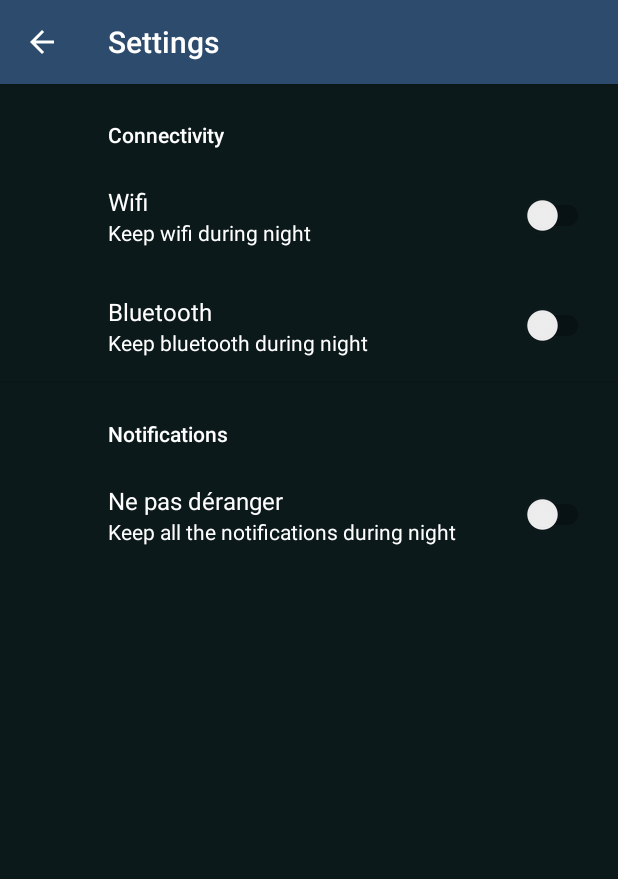
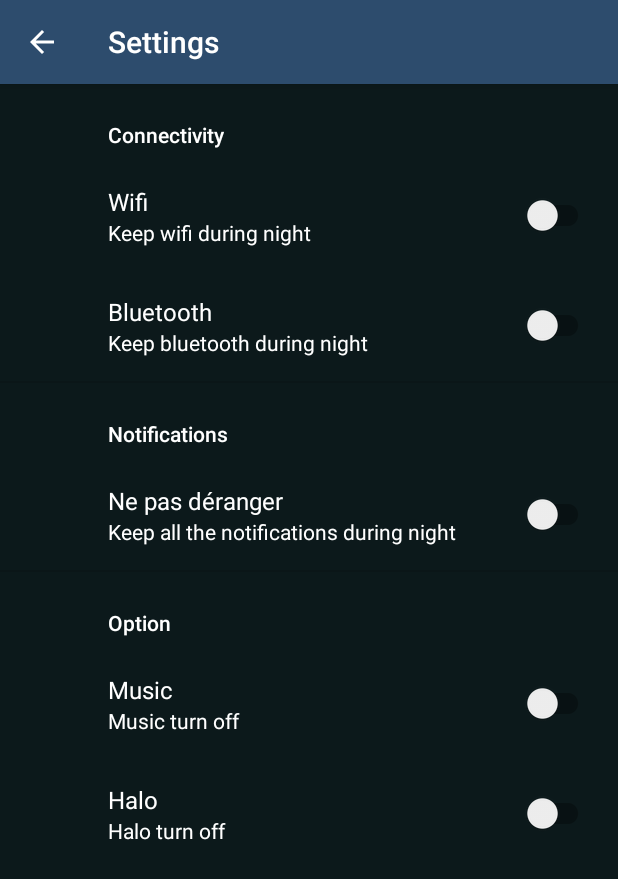
Before and after one commit to Sleewell/POC-Sleewell, an Android app: the screen it shows after launch (SettingsActivity), after a tap on "Settings", on a phone screen of 412 x 824 dp. Shown: the top 879 px of the screen. Run offline under Robolectric (Android 15) with nearby library versions, the phone set to English and light mode, and no system bars; our stand-ins replace androidx.preference, navigation-ui; libraries missing offline, so code that uses them is left out: com.tomerrosenfeld.customanalogclockview; 3 statements that could not run were skipped.

Commit message:
+add setting halo +add setting music

```diff
--- a/app/src/main/java/com/example/sleewell/ui/home/HomeFragment.kt
+++ b/app/src/main/java/com/example/sleewell/ui/home/HomeFragment.kt
@@ -30,20 +30,41 @@ class HomeFragment : Fragment() {
     ): View? {
         homeViewModel =
             ViewModelProviders.of(this).get(HomeViewModel::class.java)
-        val root = inflater.inflate(com.example.sleewell.R.layout.fragment_home, container, false)
-        val textView: TextView = root.findViewById(com.example.sleewell.R.id.text_home)
+        val root = inflater.inflate(R.layout.fragment_home, container, false)
 
         // How to get preferences
+        setParam(root)
+        val customAnalogClock = root.findViewById(R.id.analog_clock) as CustomAnalogClock
+        customAnalogClock.init(context)
+        customAnalogClock.setAutoUpdate(true)
+        return root
+    }
+
+    fun setParam(root : View) {
+        val textView: TextView = root.findViewById(R.id.text_home)
+        val textHalo: TextView = root.findViewById(R.id.halo_home)
+        val textMusic: TextView = root.findViewById(R.id.music_home)
         val prefs = PreferenceManager.getDefaultSharedPreferences(context)
+
         if (prefs.all["SleepMode"] == true) {
             textView.text = "Sleep ON"
         } else {
             textView.text = "Sleep OFF"
         }
+        if (prefs.all["Halo"] == true) {
+            textHalo.text = "Halo ON"
+        } else {
+            textHalo.text = "Halo OFF"
+        }
+        if (prefs.all["Music"] == true) {
+            textMusic.text = "Music ON"
+        } else {
+            textMusic.text = "Music OFF"
+        }
+    }
 
-        val customAnalogClock = root.findViewById(com.example.sleewell.R.id.analog_clock) as CustomAnalogClock
-        customAnalogClock.init(context)
-        customAnalogClock.setAutoUpdate(true)
-        return root
+    override fun onResume() {
+        setParam(view!!)
+        super.onResume()
     }
 }
--- a/app/src/main/res/values/strings.xml
+++ b/app/src/main/res/values/strings.xml
@@ -29,4 +29,17 @@
     <string name="dummy_button">Dummy Button</string>
     <string name="dummy_content">DUMMY\nCONTENT</string>
 
+    <!-- Option -->
+    <string name="Option_title">Option</string>
+    <string name="Halo_option">Halo</string>
+    <string name="Halo_on">Halo turn on</string>
+    <string name="Halo_off">Halo turn off</string>
+    <string name="Music_option">Music</string>
+    <string name="Music_on">Music turn on</string>
+    <string name="Music_off">Music turn off</string>
+    <!-- Button -->
+    <string name="Go_to_sleep_button">Go To Sleep</string>
+
+
+
 </resources>
--- a/app/src/main/res/xml/root_preferences.xml
+++ b/app/src/main/res/xml/root_preferences.xml
@@ -40,4 +40,17 @@
             app:summaryOn="@string/npd_summary_on" />
     </PreferenceCategory>
 
+    <PreferenceCategory app:title="@string/Option_title">
+        <SwitchPreferenceCompat
+            app:key="Music"
+            app:title="@string/Music_option"
+            app:summaryOff="@string/Music_off"
+            app:summaryOn="@string/Music_on" />
+        <SwitchPreferenceCompat
+            app:key="Halo"
+            app:title="@string/Halo_option"
+            app:summaryOff="@string/Halo_off"
+            app:summaryOn="@string/Halo_on" />
+    </PreferenceCategory>
+
 </PreferenceScreen>
```
Also changed, not shown: app/src/main/java/com/example/sleewell/ProtoActivated.kt (+8 -2 lines), app/src/main/res/layout/fragment_home.xml (+42 -11 lines).
